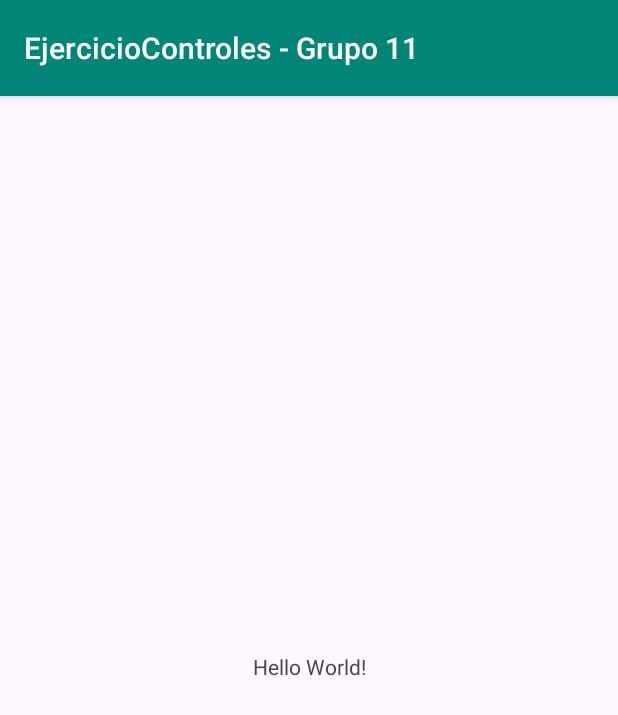
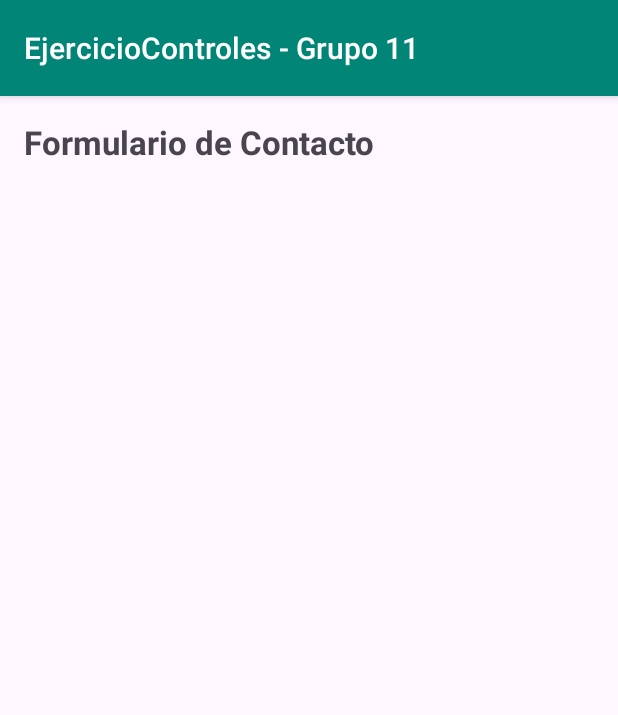
Before and after one commit to Programacion-4-UTN/TP6_GRUPO_11, an Android app: the screen it shows after launch (AgregarContactoActivity), on a phone screen of 412 x 824 dp. Shown: the top 715 px of the screen. Run offline under Robolectric (Android 15) with nearby library versions, the phone set to English and light mode, and no system bars.

Commit message:
feat (views): add layouts for List & Add Contacts

```diff
--- a/app/src/main/res/layout/activity_agregar_contacto.xml
+++ b/app/src/main/res/layout/activity_agregar_contacto.xml
@@ -1,19 +1,13 @@
 <?xml version="1.0" encoding="utf-8"?>
-<androidx.constraintlayout.widget.ConstraintLayout xmlns:android="http://schemas.android.com/apk/res/android"
-    xmlns:app="http://schemas.android.com/apk/res-auto"
-    xmlns:tools="http://schemas.android.com/tools"
-    android:id="@+id/main"
+<FrameLayout xmlns:android="http://schemas.android.com/apk/res/android"
     android:layout_width="match_parent"
     android:layout_height="match_parent"
-    tools:context=".AgregarContactoActivity">
+    android:padding="16dp">
 
     <TextView
         android:layout_width="wrap_content"
         android:layout_height="wrap_content"
-        android:text="Hello World!"
-        app:layout_constraintBottom_toBottomOf="parent"
-        app:layout_constraintEnd_toEndOf="parent"
-        app:layout_constraintStart_toStartOf="parent"
-        app:layout_constraintTop_toTopOf="parent" />
-
-</androidx.constraintlayout.widget.ConstraintLayout>
+        android:text="Formulario de Contacto"
+        android:textSize="22sp"
+        android:textStyle="bold" />
+</FrameLayout>
--- a/app/src/main/res/layout/activity_listado_contactos.xml
+++ b/app/src/main/res/layout/activity_listado_contactos.xml
@@ -7,7 +7,7 @@
     <TextView
         android:layout_width="wrap_content"
         android:layout_height="wrap_content"
-        android:text="LISTADO DE CONTACTOS"
+        android:text="Lista de Contactos"
         android:textSize="22sp"
         android:textStyle="bold" />
 </FrameLayout>
```
